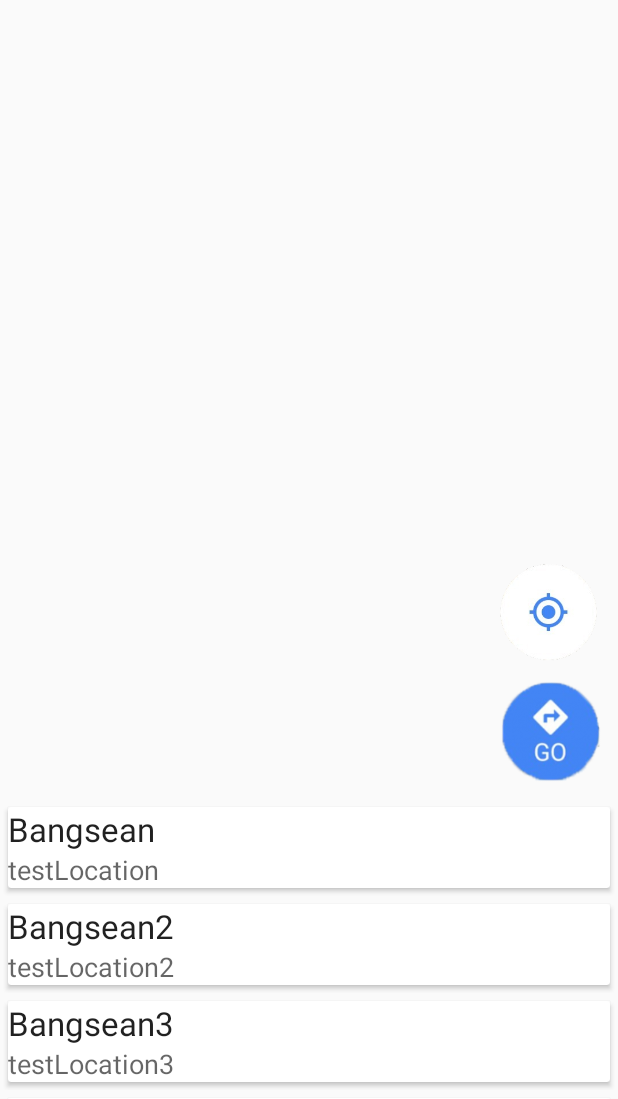
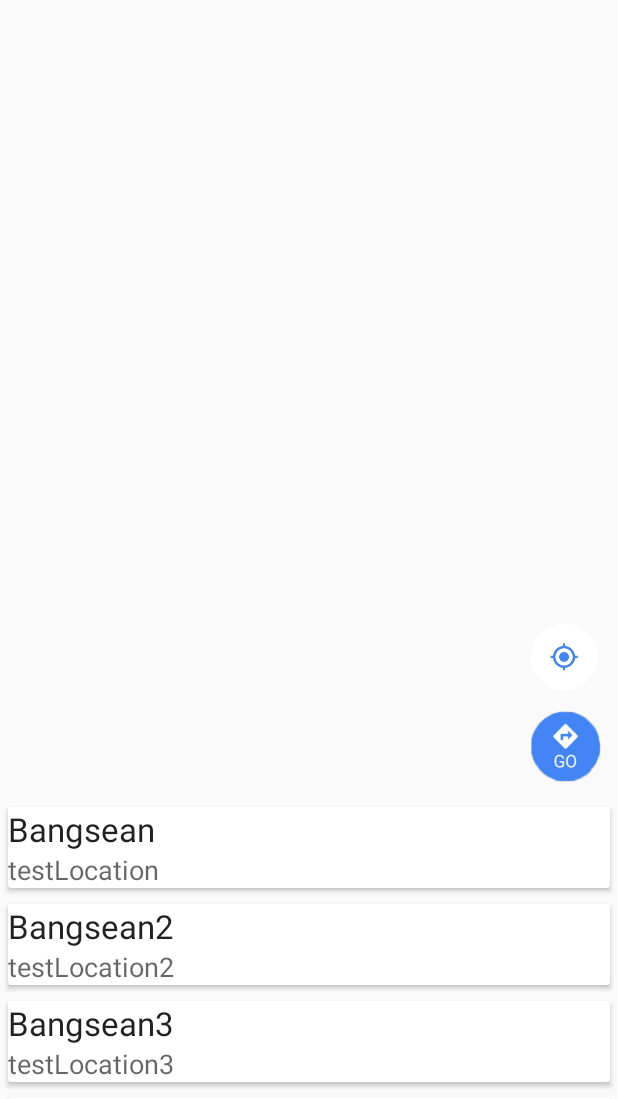
Before and after one commit to mosnuplak/MapProject, an Android app: the screen it shows after launch (MapsActivity), on a phone screen of 412 x 824 dp, the part 137-1236 px from its top. Run offline under Robolectric (Android 15) with nearby library versions, the phone set to English and light mode, and no system bars.

Commit message:
ของเกมส์เองไงจะใครล้า

```diff
--- a/app/src/main/res/layout/activity_maps.xml
+++ b/app/src/main/res/layout/activity_maps.xml
@@ -22,8 +22,8 @@
 
             <ImageView
                 android:id="@+id/btn_goTo_youLocation"
-                android:layout_width="80dp"
-                android:layout_height="80dp"
+                android:layout_width="60dp"
+                android:layout_height="60dp"
                 android:layout_gravity="bottom|right"
                 android:paddingBottom="10dp"
                 android:paddingRight="10dp"
@@ -31,8 +31,8 @@
 
             <ImageView
                 android:id="@+id/btn_goTo_maps"
-                android:layout_width="80dp"
-                android:layout_height="80dp"
+                android:layout_width="60dp"
+                android:layout_height="60dp"
                 android:layout_gravity="bottom|right"
                 android:paddingBottom="10dp"
                 android:paddingRight="10dp"
```
Also changed, not shown: app/src/main/res/menu/menu.xml (added, +12 -0 lines).
